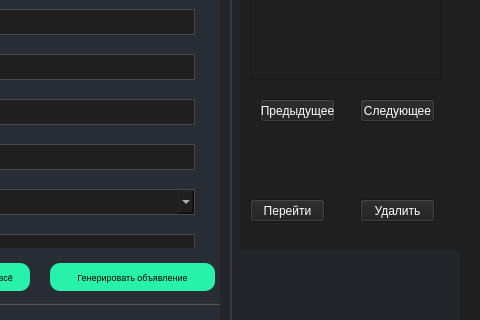
First picture: the form in AdForgeUIv2/UI/1.ui, repository Madic228/AdForgeAI, before the edit; both pictures show x 470 to 950 and y 331 to 651 of the 950 by 800 pixel window.
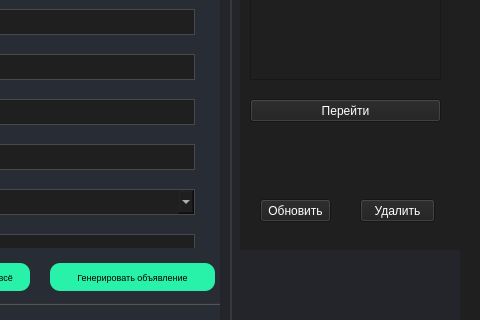
Second picture: the form after the edit. Icons and pictures are not drawn.

Commit message: Добавление списка объявлений КОНЕЦ мадис

```diff
--- a/AdForgeUIv2/UI/1.ui
+++ b/AdForgeUIv2/UI/1.ui
@@ -1640,8 +1640,8 @@
      <property name="geometry">
       <rect>
        <x>10</x>
-       <y>320</y>
-       <width>75</width>
+       <y>220</y>
+       <width>191</width>
        <height>23</height>
       </rect>
      </property>
@@ -1675,32 +1675,13 @@
      <property name="geometry">
       <rect>
        <x>20</x>
-       <y>220</y>
-       <width>75</width>
+       <y>320</y>
+       <width>71</width>
        <height>23</height>
       </rect>
      </property>
      <property name="text">
-      <string>Предыдущее</string>
-     </property>
-     <property name="checkable">
-      <bool>true</bool>
-     </property>
-     <property name="autoExclusive">
-      <bool>true</bool>
-     </property>
-    </widget>
-    <widget class="QPushButton" name="nextAdButton">
-     <property name="geometry">
-      <rect>
-       <x>120</x>
-       <y>220</y>
-       <width>75</width>
-       <height>23</height>
-      </rect>
-     </property>
-     <property name="text">
-      <string>Следующее</string>
+      <string>Обновить</string>
      </property>
      <property name="checkable">
       <bool>true</bool>
```
Left out of the diff: 2 changed lines with no effect on the pictures. The commit also changes 1 other file.
